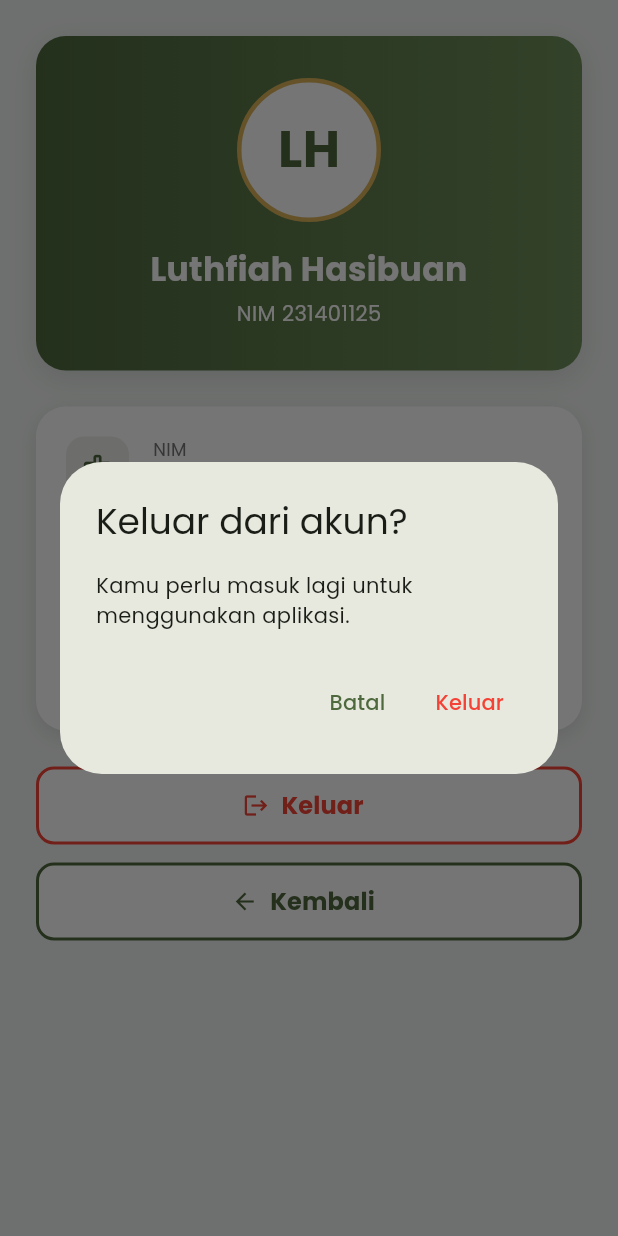
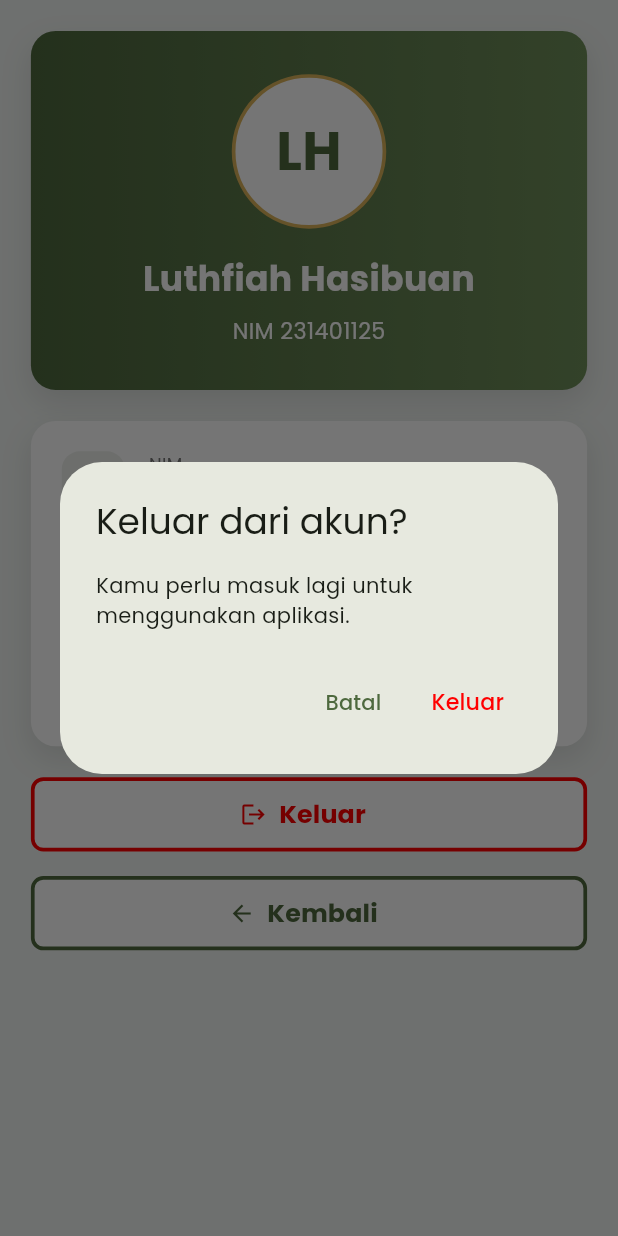
Before and after one commit to luthfiahhasibuan/LaporKampus, a Flutter app: the ProfilePage screen opened by its route, after a tap on "Keluar", on a phone screen of 412 x 824 dp. Run offline on Flutter 3.47's test engine with Material 3 defaults, Android fonts, the phone set to English and light mode, and no system bars; our stand-ins replace image_picker; accounts and stored records are empty.

Commit message:
responsive profile page

```diff
--- a/lib/pages/profile_page.dart
+++ b/lib/pages/profile_page.dart
@@ -1,154 +1,138 @@
 import 'package:flutter/material.dart';
 
-import '../utils/app_theme.dart';
 import '../data/dummy_data.dart';
 import '../models/app_routes.dart';
 import '../models/user_model.dart';
+import '../utils/app_theme.dart';
+import '../utils/responsive.dart';
 import '../widgets/app_scaffold.dart';
 import '../widgets/profile_info_tile.dart';
 
 class ProfilePage extends StatelessWidget {
   const ProfilePage({super.key});
 
-  String _initials(String name) {
-    final parts = name.trim().split(RegExp(r'\s+'));
-
-    if (name.trim().isEmpty) return '?';
-
-    final first = parts.first[0];
-    final second = parts.length > 1 ? parts[1][0] : '';
-
-    return (first + second).toUpperCase();
-  }
-
-  Future<void> _confirmLogout(BuildContext context) async {
-    final confirmed = await showDialog<bool>(
-      context: context,
-      builder: (ctx) => AlertDialog(
-        title: const Text('Keluar dari akun?'),
-        content: const Text(
-          'Kamu perlu masuk lagi untuk menggunakan aplikasi.',
-        ),
-        actions: [
-          TextButton(
-            onPressed: () => Navigator.pop(ctx, false),
-            child: const Text('Batal'),
-          ),
-          TextButton(
-            onPressed: () => Navigator.pop(ctx, true),
-            child: const Text('Keluar', style: TextStyle(color: Colors.red)),
-          ),
-        ],
-      ),
-    );
-
-    if (confirmed != true || !context.mounted) return;
-
-    currentUser = null;
-
-    Navigator.pushNamedAndRemoveUntil(
-      context,
-      AppRoutes.signIn,
-      (route) => false,
-    );
-  }
-
   @override
   Widget build(BuildContext context) {
+    final r = context.r;
     final user = currentUser;
 
     return AppScaffold(
       body: SafeArea(
         child: user == null
-            ? const Center(child: Text('Belum ada pengguna yang masuk'))
-            : SingleChildScrollView(
-                padding: const EdgeInsets.all(24),
-                child: Column(
-                  children: [
-                    _buildHeader(user),
-                    const SizedBox(height: 24),
-                    _buildInfoCard(user),
-                    const SizedBox(height: 24),
-                    _buildLogoutButton(context),
-                    const SizedBox(height: 12),
-                    _buildBackButton(context),
-                  ],
+            ? Center(
+                child: Text(
+                  'Belum ada pengguna yang masuk',
+                  style: AppTextStyles.regular(
+                    r.font(4),
+                    color: AppColors.textGrey,
+                  ),
                 ),
-              ),
+              )
+            : _buildBody(context, r, user),
       ),
     );
   }
 
-  Widget _buildHeader(UserModel user) {
+  Widget _buildBody(BuildContext context, Responsive r, UserModel user) {
+    return SingleChildScrollView(
+      padding: EdgeInsets.all(r.pad),
+      // Batasi lebar di layar lebar & tengahkan
+      child: Center(
+        child: ConstrainedBox(
+          constraints: BoxConstraints(maxWidth: r.maxWidth),
+          child: Column(
+            children: [
+              _buildHeader(r, user),
+              SizedBox(height: r.pad),
+              _buildInfoCard(r, user),
+              SizedBox(height: r.pad),
+              _buildActionButton(
+                r,
+                icon: Icons.logout,
+                label: 'Keluar',
+                color: AppColors.error,
+                onPressed: () => _confirmLogout(context),
+              ),
+              SizedBox(height: r.gap),
+              _buildActionButton(
+                r,
+                icon: Icons.arrow_back,
+                label: 'Kembali',
+                color: AppColors.primary,
+                onPressed: () => Navigator.pop(context),
+              ),
+            ],
+          ),
+        ),
+      ),
+    );
+  }
+
+  BoxDecoration _cardDecoration(
+    Responsive r, {
+    Color? color,
+    Gradient? gradient,
+  }) {
+    return BoxDecoration(
+      color: color,
+      gradient: gradient,
+      borderRadius: BorderRadius.circular(r.radius),
+      boxShadow: [
+        BoxShadow(
+          color: AppColors.shadow,
+          blurRadius: r.gap,
+          offset: Offset(0, r.gapS),
+        ),
+      ],
+    );
+  }
+
+  Widget _buildHeader(Responsive r, UserModel user) {
     return Container(
       width: double.infinity,
-      padding: const EdgeInsets.symmetric(vertical: 28, horizontal: 24),
-      decoration: BoxDecoration(
-        gradient: AppColors.primaryGradient,
-        borderRadius: BorderRadius.circular(20),
-        boxShadow: const [
-          BoxShadow(
-            color: AppColors.shadow,
-            blurRadius: 15,
-            offset: Offset(0, 5),
-          ),
-        ],
-      ),
+      padding: EdgeInsets.symmetric(vertical: r.sp(7), horizontal: r.pad),
+      decoration: _cardDecoration(r, gradient: AppColors.primaryGradient),
       child: Column(
         children: [
-          Container(
-            width: 96,
-            height: 96,
-            alignment: Alignment.center,
-            decoration: BoxDecoration(
-              color: AppColors.white,
-              shape: BoxShape.circle,
-              border: Border.all(color: AppColors.golden, width: 3),
-            ),
-            child: Text(
-              _initials(user.name),
-              style: const TextStyle(
-                fontSize: 34,
-                fontWeight: FontWeight.bold,
-                color: Color(0xFF4E693E),
-              ),
-            ),
-          ),
-          const SizedBox(height: 16),
+          _buildAvatar(r, user),
+          SizedBox(height: r.gap),
           Text(
             user.name,
             textAlign: TextAlign.center,
-            style: const TextStyle(
-              fontSize: 22,
-              fontWeight: FontWeight.bold,
-              color: AppColors.white,
-            ),
+            style: AppTextStyles.bold(r.font(5.6), color: AppColors.white),
           ),
-          const SizedBox(height: 4),
+          SizedBox(height: r.gapS),
           Text(
             'NIM ${user.nim}',
-            style: const TextStyle(fontSize: 14, color: AppColors.white),
+            style: AppTextStyles.regular(r.font(3.6), color: AppColors.white),
           ),
         ],
       ),
     );
   }
 
-  Widget _buildInfoCard(UserModel user) {
+  Widget _buildAvatar(Responsive r, UserModel user) {
+    return Container(
+      width: r.sp(25),
+      height: r.sp(25),
+      alignment: Alignment.center,
+      decoration: BoxDecoration(
+        color: AppColors.white,
+        shape: BoxShape.circle,
+        border: Border.all(color: AppColors.golden, width: r.strokeThick),
+      ),
+      child: Text(
+        _initials(user.name),
+        style: AppTextStyles.bold(r.font(8.7), color: AppColors.primary),
+      ),
+    );
+  }
+
+  Widget _buildInfoCard(Responsive r, UserModel user) {
     return Container(
       width: double.infinity,
-      padding: const EdgeInsets.symmetric(horizontal: 20, vertical: 8),
-      decoration: BoxDecoration(
-        color: AppColors.white,
-        borderRadius: BorderRadius.circular(20),
-        boxShadow: const [
-          BoxShadow(
-            color: AppColors.shadow,
-            blurRadius: 10,
-            offset: Offset(0, 4),
-          ),
-        ],
-      ),
+      padding: EdgeInsets.symmetric(horizontal: r.pad, vertical: r.gapS),
+      decoration: _cardDecoration(r, color: AppColors.white),
       child: Column(
         children: [
           ProfileInfoTile(
@@ -156,13 +140,13 @@ class ProfilePage extends StatelessWidget {
             label: 'NIM',
             value: user.nim,
           ),
-          const Divider(height: 1),
+          Divider(height: r.stroke),
           ProfileInfoTile(
             icon: Icons.person_outline,
             label: 'Nama Lengkap',
             value: user.name,
           ),
-          const Divider(height: 1),
+          Divider(height: r.stroke),
           ProfileInfoTile(
             icon: Icons.alternate_email,
             label: 'Username',
@@ -173,55 +157,79 @@ class ProfilePage extends StatelessWidget {
     );
   }
 
-  Widget _buildLogoutButton(BuildContext context) {
+  Widget _buildActionButton(
+    Responsive r, {
+    required IconData icon,
+    required String label,
+    required Color color,
+    required VoidCallback onPressed,
+  }) {
     return SizedBox(
       width: double.infinity,
-      height: 52,
+      height: r.button,
       child: OutlinedButton.icon(
-        onPressed: () => _confirmLogout(context),
-        icon: const Icon(Icons.logout, color: Colors.red),
-        label: const Text(
-          'Keluar',
-          style: TextStyle(
-            color: Colors.red,
-            fontSize: 16,
-            fontWeight: FontWeight.bold,
-          ),
+        onPressed: onPressed,
+        icon: Icon(icon, color: color),
+        label: Text(
+          label,
+          style: AppTextStyles.bold(r.font(4.1), color: color),
         ),
         style: OutlinedButton.styleFrom(
-          backgroundColor: Colors.white,
-          side: const BorderSide(color: Colors.red, width: 2),
+          backgroundColor: AppColors.white,
+          side: BorderSide(color: color, width: r.strokeThick),
           shape: RoundedRectangleBorder(
-            borderRadius: BorderRadius.circular(12),
+            borderRadius: BorderRadius.circular(r.radiusS),
           ),
         ),
       ),
     );
   }
 
-  Widget _buildBackButton(BuildContext context) {
-    return SizedBox(
-      width: double.infinity,
-      height: 52,
-      child: OutlinedButton.icon(
-        onPressed: () => Navigator.pop(context),
-        icon: const Icon(Icons.arrow_back, color: Color(0xFF4E693E)),
-        label: const Text(
-          'Kembali',
-          style: TextStyle(
-            color: Color(0xFF4E693E),
-            fontSize: 16,
-            fontWeight: FontWeight.bold,
+  String _initials(String name) {
+    final parts = name
+        .trim()
+        .split(RegExp(r'\s+'))
+        .where((part) => part.isNotEmpty)
+        .toList();
+    if (parts.isEmpty) return '?';
+
+    final second = parts.length > 1 ? parts[1][0] : '';
+    return (parts.first[0] + second).toUpperCase();
+  }
+
+  Future<void> _confirmLogout(BuildContext context) async {
+    final r = context.r;
+
+    final confirmed = await showDialog<bool>(
+      context: context,
+      builder: (dialogContext) => AlertDialog(
+        title: const Text('Keluar dari akun?'),
+        content: const Text(
+          'Kamu perlu masuk lagi untuk menggunakan aplikasi.',
+        ),
+        actions: [
+          TextButton(
+            onPressed: () => Navigator.pop(dialogContext, false),
+            child: const Text('Batal'),
           ),
-        ),
-        style: OutlinedButton.styleFrom(
-          backgroundColor: Colors.white,
-          side: const BorderSide(color: Color(0xFF4E693E), width: 2),
-          shape: RoundedRectangleBorder(
-            borderRadius: BorderRadius.circular(12),
+          TextButton(
+            onPressed: () => Navigator.pop(dialogContext, true),
+            child: Text(
+              'Keluar',
+              style: AppTextStyles.medium(r.font(3.6), color: AppColors.error),
+            ),
           ),
-        ),
+        ],
       ),
+    );
+
+    if (confirmed != true || !context.mounted) return;
+
+    currentUser = null;
+    Navigator.pushNamedAndRemoveUntil(
+      context,
+      AppRoutes.signIn,
+      (route) => false,
     );
   }
 }
--- a/lib/utils/app_theme.dart
+++ b/lib/utils/app_theme.dart
@@ -17,7 +17,8 @@ class AppColors {
   static const Color textGreen = Color(0xFF2D4030);
   static const Color textGrey = Color(0xFF6B705C);
   static const Color textWhite = Color(0xFFFFFFFF);
-  static const Color shadow = Color(0x1A000000); // hitam 10%
+  static const Color shadow = Color(0x1A000000);
+  static const Color error = Color(0xFFFF0000); // hitam 10%
 
   static const LinearGradient primaryGradient = LinearGradient(
     colors: [Color(0xFF4E693E), Color(0xFF6F8F5A)],
```
